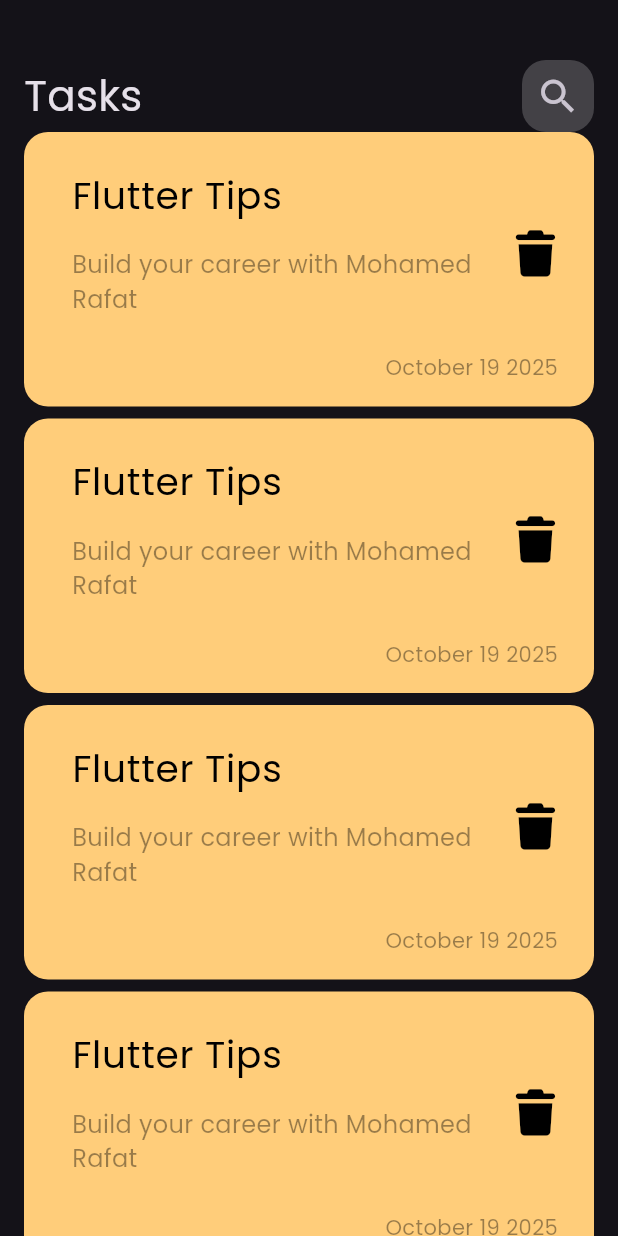
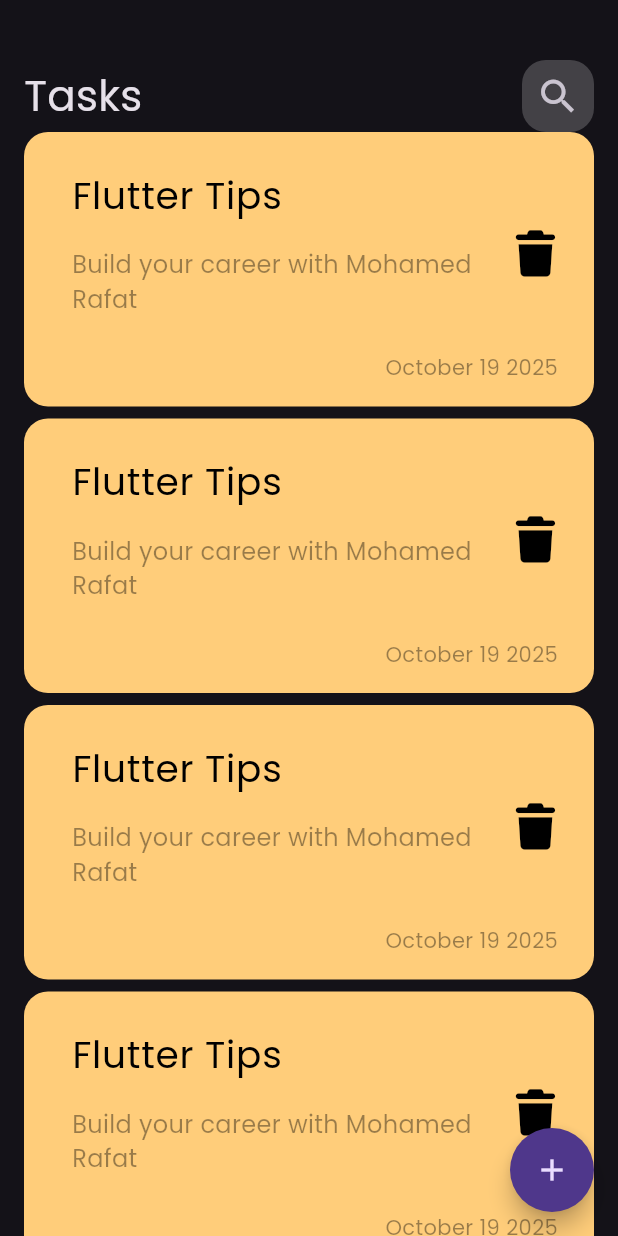
Before and after one commit to MohamedRafat-hub/Notify, a Flutter app: the screen it shows after launch, on a phone screen of 412 x 824 dp. Run offline on Flutter 3.47's test engine with Material 3 defaults, Android fonts, the phone set to English and light mode, and no system bars; our stand-ins replace font_awesome_flutter.

Commit message:
create floating action button

```diff
--- a/lib/views/tasks_view.dart
+++ b/lib/views/tasks_view.dart
@@ -1,6 +1,5 @@
 import 'package:flutter/material.dart';
 import 'package:tasky_app/widgets/tasks_view_body.dart';
-
 
 class NotesView extends StatelessWidget {
   const NotesView({super.key});
@@ -8,6 +7,13 @@ class NotesView extends StatelessWidget {
   @override
   Widget build(BuildContext context) {
     return Scaffold(
+      floatingActionButton: FloatingActionButton(
+        onPressed: () {},
+        child: Icon(Icons.add),
+        shape: RoundedRectangleBorder(
+          borderRadius: BorderRadius.circular(100),
+        ),
+      ),
       body: TasksViewBody(),
     );
   }
```
